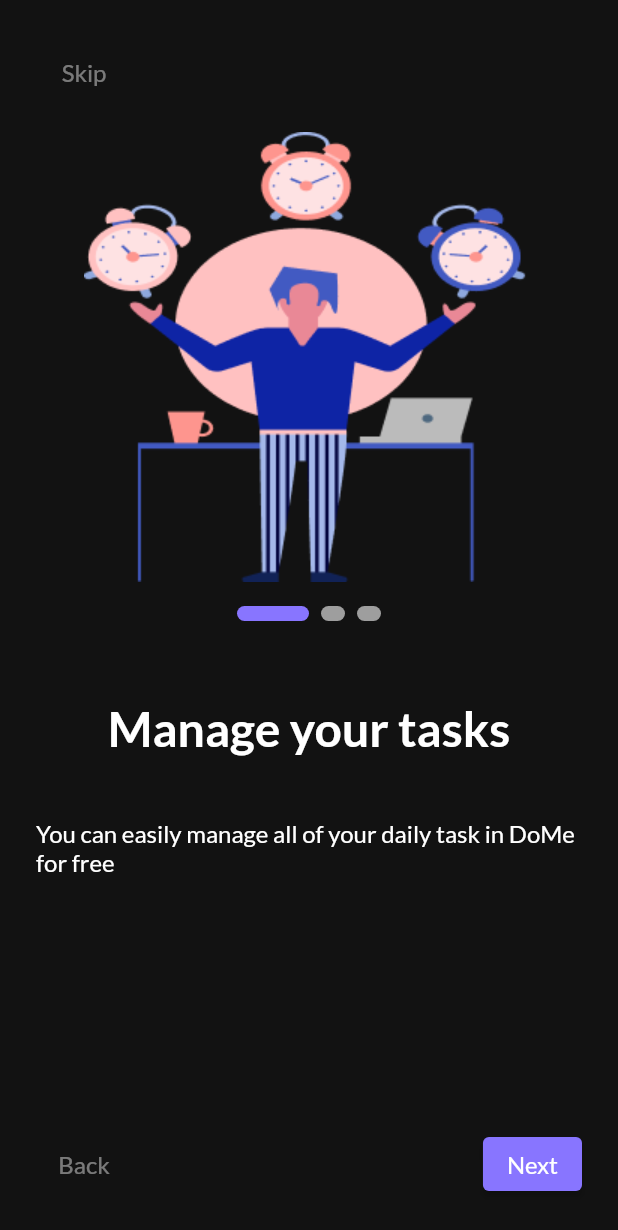
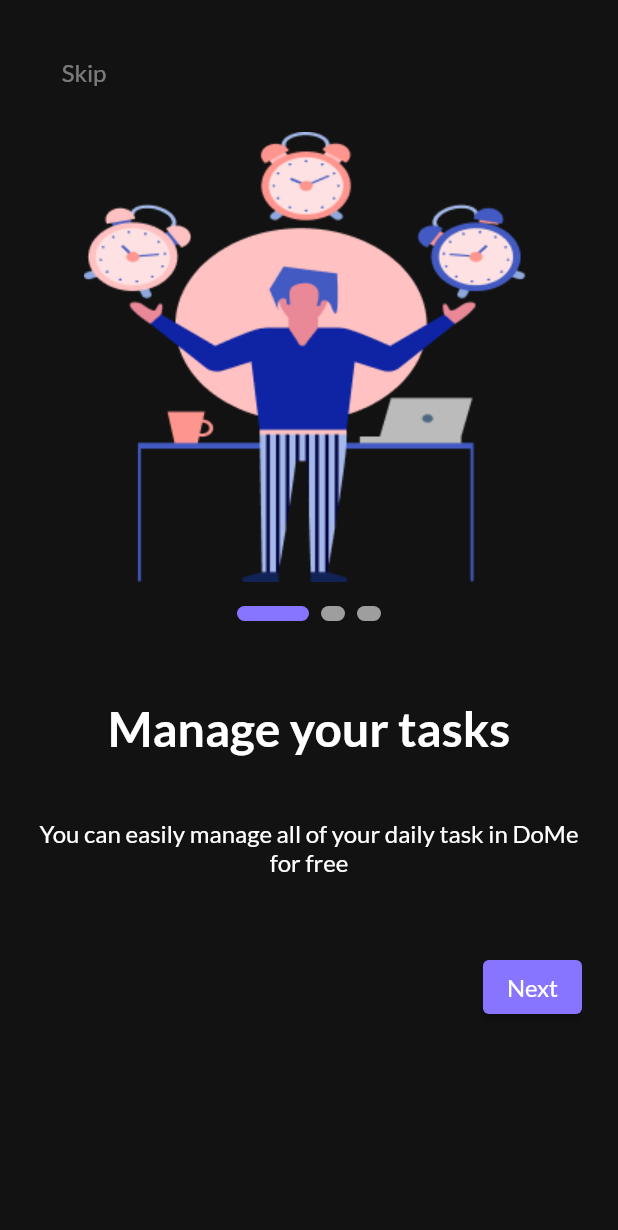
Before and after one commit to MohamedEssam-900009/to_do_app, a Flutter app: the screen it shows after launch, on a phone screen of 412 x 824 dp. Shown: the top 1230 px of the screen. Run offline on Flutter 3.47's test engine with Material 2 defaults, Android fonts, the phone set to English and light mode, and no system bars; drawn by our look-alikes of smooth_page_indicator; our stand-ins replace google_fonts.

Commit message:
OnBoarding part 2

```diff
--- a/lib/core/utils/app_assets.dart
+++ b/lib/core/utils/app_assets.dart
@@ -2,7 +2,7 @@ class AppAssets {
   static const String basePath = 'assets/images/';
   static const String logo = '${basePath}app_logo.png';
   static const String onBoardingOne = '${basePath}on_boarding_one.png';
-  static const String onBoardingTwo = '${basePath}on_boarding_Two.png';
-  static const String onBoardingTree = '${basePath}on_boarding_Tree.png';
+  static const String onBoardingTwo = '${basePath}on_boarding_two.png';
+  static const String onBoardingThree = '${basePath}on_boarding_three.png';
   static const String noTasks = '${basePath}no_tasks.png';
 }
--- /dev/null
+++ b/lib/features/auth/data/model/on_boarding_model.dart
@@ -0,0 +1,31 @@
+import '../../../../core/utils/app_assets.dart';
+import '../../../../core/utils/app_strings.dart';
+
+class OnBoardingModel {
+  final String imagePath;
+  final String title;
+  final String subTitle;
+  OnBoardingModel({
+    required this.imagePath,
+    required this.title,
+    required this.subTitle,
+  });
+
+  static List<OnBoardingModel> onBoardingScreens = [
+    OnBoardingModel(
+      imagePath: AppAssets.onBoardingOne,
+      title: AppStrings.onBoardingTitleOne,
+      subTitle: AppStrings.onBoardingSubTitleOne,
+    ),
+    OnBoardingModel(
+      imagePath: AppAssets.onBoardingTwo,
+      title: AppStrings.onBoardingTitleTwo,
+      subTitle: AppStrings.onBoardingSubTitleTwo,
+    ),
+    OnBoardingModel(
+      imagePath: AppAssets.onBoardingThree,
+      title: AppStrings.onBoardingTitleThree,
+      subTitle: AppStrings.onBoardingSubTitleThree,
+    ),
+  ];
+}
--- a/lib/features/auth/presentation/screens/on_boarding_screens/on_boarding_screens.dart
+++ b/lib/features/auth/presentation/screens/on_boarding_screens/on_boarding_screens.dart
@@ -1,9 +1,11 @@
+// ignore_for_file: public_member_api_docs, sort_constructors_first
 import 'package:flutter/material.dart';
 import 'package:google_fonts/google_fonts.dart';
 import 'package:smooth_page_indicator/smooth_page_indicator.dart';
-import 'package:to_do_app/core/utils/app_assets.dart';
 import 'package:to_do_app/core/utils/app_colors.dart';
 import 'package:to_do_app/core/utils/app_strings.dart';
+import 'package:to_do_app/features/auth/data/model/on_boarding_model.dart';
+import 'package:to_do_app/features/task/presentation/screens/home_screen.dart';
 
 // ignore: must_be_immutable
 class OnBoardingScreens extends StatelessWidget {
@@ -18,10 +20,6 @@ class OnBoardingScreens extends StatelessWidget {
         backgroundColor: AppColors.background,
         body: Padding(
           padding: const EdgeInsets.all(24.0),
-          child: Column(
-            mainAxisAlignment: MainAxisAlignment.center,
-            children: [
-              Expanded(
           child: PageView.builder(
             controller: controller,
             itemCount: 3,
@@ -31,23 +29,27 @@ class OnBoardingScreens extends StatelessWidget {
                   Align(
                     alignment: Alignment.centerLeft,
                     child: TextButton(
-                            onPressed: () {},
-                            child: Text(
+                      onPressed: () {
+                        controller.jumpToPage(2);
+                      },
+                      child: index != 2
+                          ? Text(
                               AppStrings.skip,
                               style: GoogleFonts.lato(
                                 fontSize: 16.0,
                                 color: AppColors.white.withOpacity(.44),
                               ),
-                            ),
+                            )
+                          : const SizedBox(height: 16.0),
                     ),
                   ),
                   const SizedBox(height: 16.0),
-                        Image.asset(AppAssets.onBoardingOne),
+                  Image.asset(
+                      OnBoardingModel.onBoardingScreens[index].imagePath),
                   const SizedBox(height: 16.0),
-                        //Dots
                   SmoothPageIndicator(
                     controller: controller,
-                          count: 3,
+                    count: OnBoardingModel.onBoardingScreens.length,
                     effect: const ExpandingDotsEffect(
                       activeDotColor: AppColors.primary,
                       dotHeight: 10.0,
@@ -56,7 +58,7 @@ class OnBoardingScreens extends StatelessWidget {
                   ),
                   const SizedBox(height: 52.0),
                   Text(
-                          AppStrings.onBoardingTitleOne,
+                    OnBoardingModel.onBoardingScreens[index].title,
                     style: GoogleFonts.lato(
                       fontSize: 32.0,
                       fontWeight: FontWeight.w700,
@@ -65,7 +67,8 @@ class OnBoardingScreens extends StatelessWidget {
                   ),
                   const SizedBox(height: 42.0),
                   Text(
-                          AppStrings.onBoardingSubTitleOne,
+                    OnBoardingModel.onBoardingScreens[index].subTitle,
+                    textAlign: TextAlign.center,
                     style: GoogleFonts.lato(
                       fontSize: 16.0,
                       fontWeight: FontWeight.w400,
@@ -73,15 +76,16 @@ class OnBoardingScreens extends StatelessWidget {
                     ),
                   ),
                   const SizedBox(height: 50.0),
-                      ],
+                  Row(
+                    children: [
+                      index != 0
+                          ? TextButton(
+                              onPressed: () {
+                                controller.previousPage(
+                                  duration: const Duration(milliseconds: 1000),
+                                  curve: Curves.fastLinearToSlowEaseIn,
                                 );
                               },
-                ),
-              ),
-              Row(
-                children: [
-                  TextButton(
-                    onPressed: () {},
                               child: Text(
                                 AppStrings.back,
                                 style: GoogleFonts.lato(
@@ -90,10 +94,17 @@ class OnBoardingScreens extends StatelessWidget {
                                   color: AppColors.white.withOpacity(.44),
                                 ),
                               ),
-                  ),
+                            )
+                          : Container(),
                       const Spacer(),
-                  ElevatedButton(
-                    onPressed: () {},
+                      index != 2
+                          ? ElevatedButton(
+                              onPressed: () {
+                                controller.nextPage(
+                                  duration: const Duration(milliseconds: 1000),
+                                  curve: Curves.fastLinearToSlowEaseIn,
+                                );
+                              },
                               style: ElevatedButton.styleFrom(
                                 backgroundColor: AppColors.primary,
                                 shape: RoundedRectangleBorder(
@@ -108,10 +119,37 @@ class OnBoardingScreens extends StatelessWidget {
                                   color: AppColors.white,
                                 ),
                               ),
+                            )
+                          : ElevatedButton(
+                              onPressed: () {
+                                //Navigate to home screen
+                                Navigator.push(
+                                  context,
+                                  MaterialPageRoute(
+                                    builder: (_) => const HomeScreen(),
+                                  ),
+                                );
+                              },
+                              style: ElevatedButton.styleFrom(
+                                backgroundColor: AppColors.primary,
+                                shape: RoundedRectangleBorder(
+                                  borderRadius: BorderRadius.circular(4.0),
+                                ),
+                              ),
+                              child: Text(
+                                AppStrings.getStarted,
+                                style: GoogleFonts.lato(
+                                  fontSize: 16.0,
+                                  fontWeight: FontWeight.w400,
+                                  color: AppColors.white,
+                                ),
+                              ),
                             ),
                     ],
                   ),
                 ],
+              );
+            },
           ),
         ),
       ),
--- /dev/null
+++ b/lib/features/task/presentation/screens/home_screen.dart
@@ -0,0 +1,12 @@
+import 'package:flutter/material.dart';
+
+class HomeScreen extends StatelessWidget {
+  const HomeScreen({super.key});
+
+  @override
+  Widget build(BuildContext context) {
+    return Scaffold(
+
+    );
+  }
+}
```
Also changed, not shown: assets/images/on_boarding_three.png (renamed from assets/images/on_boarding_tree.png). Lines whose indentation alone changed are shown as unchanged.
